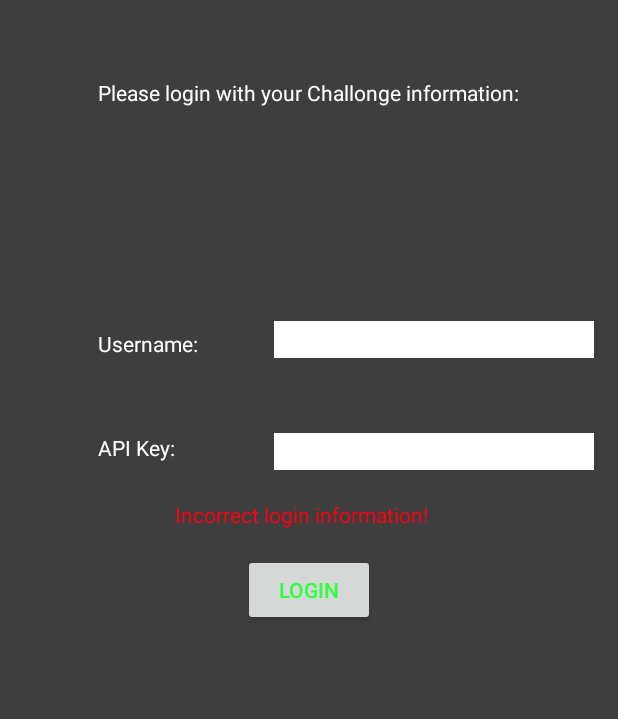
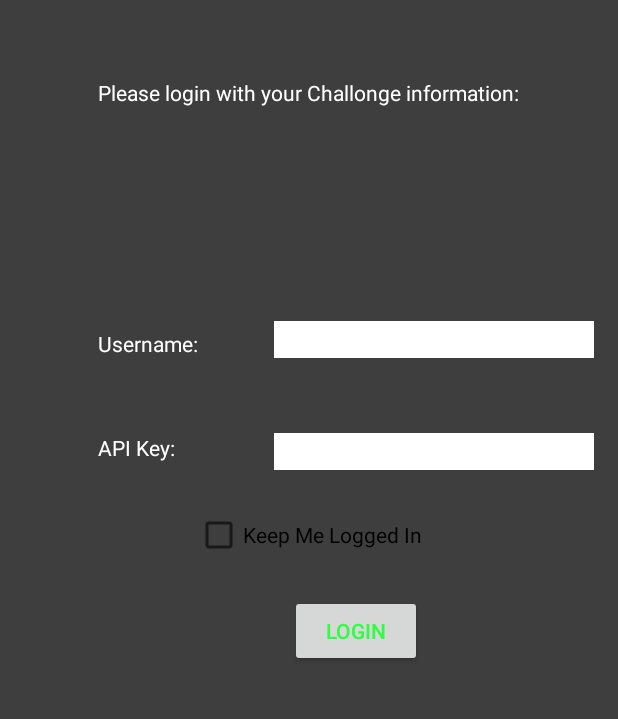
Before and after one commit to brandontruggles/Challonge-Mobile-Android, an Android app: the layout activity_main.xml on its own in the app's theme, with its tools: preview values and no code run, on a phone screen of 412 x 824 dp, the part 320-1039 px from its top. Run offline under Robolectric (Android 15) with nearby library versions, the phone set to English and light mode, and no system bars.

Commit message:
toast and basic checkbox functions work

```diff
--- a/app/src/main/res/layout/activity_main.xml
+++ b/app/src/main/res/layout/activity_main.xml
@@ -14,18 +14,21 @@
 
     <EditText android:id="@+id/passwordTextField" android:background="#ffffffff" android:layout_height="wrap_content" android:layout_width="wrap_content" android:textColor="#ff000000" android:ems="10" android:inputType="textPassword" android:layout_toEndOf="@+id/usernameLabel" android:layout_toRightOf="@+id/usernameLabel" android:layout_alignTop="@+id/passwordLabel"/>
 
-    <Button android:id="@+id/loginButton" android:layout_height="wrap_content" android:layout_width="wrap_content" android:layout_marginTop="56dp" android:textColor="#ff2cff3e" android:text="@string/login_text" android:layout_centerHorizontal="true" android:layout_below="@+id/passwordTextField"/>
+    <Button android:id="@+id/loginButton" android:onClick="onClick" android:layout_height="wrap_content" android:layout_width="wrap_content"
+        android:textColor="#ff2cff3e" android:text="@string/login_text"
+        android:layout_marginTop="24dp"
+        android:layout_below="@+id/checkBox"
+        android:layout_alignRight="@+id/checkBox"
+        android:layout_alignEnd="@+id/checkBox" />
 
-    <TextView
+    <CheckBox
         android:layout_width="wrap_content"
         android:layout_height="wrap_content"
-        android:text="@string/login_error_text"
-        android:id="@+id/loginErrorLabel"
-        android:layout_toEndOf="@+id/passwordLabel"
-        android:visibility="visible"
+        android:text="Keep Me Logged In"
+        android:id="@+id/checkBox"
+        android:checked="false"
+        android:layout_marginTop="27dp"
         android:layout_below="@+id/passwordTextField"
-        android:layout_toRightOf="@+id/passwordLabel"
-        android:textColor="#ffff0011"
-        android:paddingTop="20dp" />
+        android:layout_centerHorizontal="true" />
 
 </RelativeLayout>
```
Also changed, not shown: app/src/main/java/com/example/brandon/challongemobile/MainActivity.java (+53 -14 lines).
